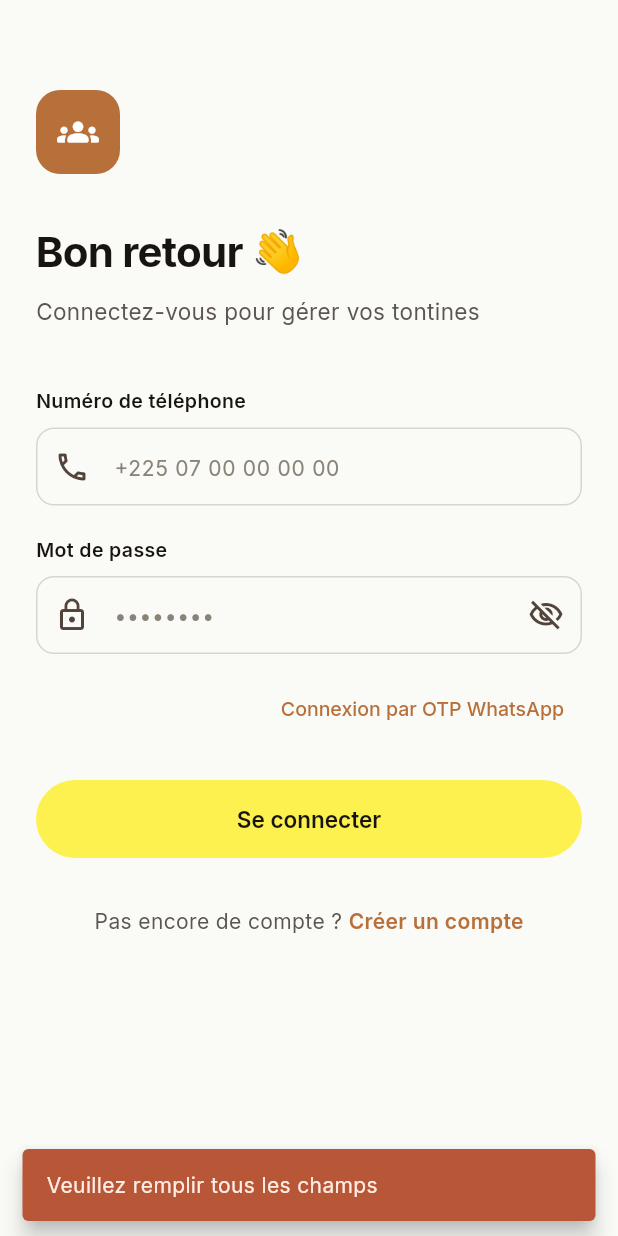
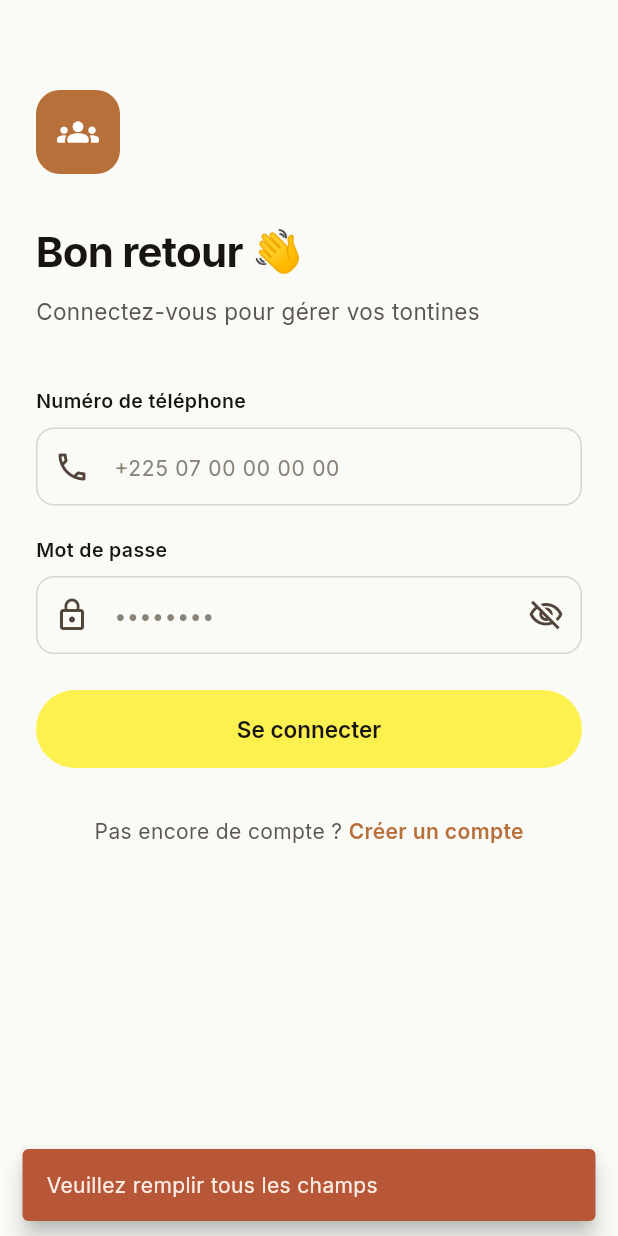
Before and after one commit to rexnigerdeus/masa-labs, a Flutter app: the screen it shows after launch, after a tap on "Se connecter", on a phone screen of 412 x 824 dp. Run offline on Flutter 3.47's test engine with Material 3 defaults, Android fonts, the phone set to English and light mode, and no system bars; drawn by our look-alikes of flutter_animate; our stand-ins replace flutter_riverpod, go_router, google_fonts, supabase_flutter; accounts and stored records are empty.

Commit message:
refactor: switch auth from WhatsApp OTP to pseudo-email + password
- Removed WhatsApp OTP/Edge Functions (Facebook config issues in CI)
- Auth now uses Supabase native email+password (free, zero external config)
- Phone number transformed to pseudo-email: 0700000000@everyday.co
- Phone remains the real identity, stored in profiles.phone
- SQL: removed otp_codes table, added normalize_phone_to_email() function
- SQL: updated handle_new_user() trigger to extract phone from email
- Flutter: removed OTP verify screen
- Flutter: added AuthService with signUp/signIn (pseudo-email)
- Flutter: router now listens to Supabase auth state stream
- Specs: updated all 4 apps to reflect pseudo-email auth
- Supabase config: disable email confirmation in dashboard

```diff
--- a/rondo/lib/core/config/supabase_config.dart
+++ b/rondo/lib/core/config/supabase_config.dart
@@ -4,7 +4,6 @@ class SupabaseConfig {
   static const String supabaseUrl = 'https://VOTRE_PROJET.supabase.co';
   static const String supabaseAnonKey = 'VOTRE_ANON_KEY';
 
-  // Edge Functions
-  static const String functionSendOtp = 'send-whatsapp-otp';
-  static const String functionVerifyOtp = 'verify-whatsapp-otp';
+  // Domaine du pseudo-email (le téléphone est transformé en email)
+  static const String pseudoEmailDomain = 'everyday.co';
 }
--- a/rondo/lib/core/router/app_router.dart
+++ b/rondo/lib/core/router/app_router.dart
@@ -1,26 +1,32 @@
 import 'package:flutter_riverpod/flutter_riverpod.dart';
 import 'package:go_router/go_router.dart';
+import 'package:supabase_flutter/supabase_flutter.dart';
 
 import '../../features/auth/screens/login_screen.dart';
 import '../../features/auth/screens/register_screen.dart';
-import '../../features/auth/screens/otp_verify_screen.dart';
+import '../../features/auth/services/auth_service.dart';
 import '../../features/tontines/screens/home_screen.dart';
 import '../../features/tontines/screens/splash_screen.dart';
 
-// Provider pour l'état d'auth
-class AuthState extends Notifier<bool> {
-  @override
-  bool build() => false;
+// Provider pour le AuthService
+final authServiceProvider = Provider((ref) => AuthService());
 
-  void login() => state = true;
-  void logout() => state = false;
-}
+// Provider qui écoute l'état d'auth Supabase
+final authStateProvider = StreamProvider<AuthState>((ref) {
+  return Supabase.instance.client.auth.onAuthStateChange;
+});
 
-final authStateProvider =
-    NotifierProvider<AuthState, bool>(AuthState.new);
+// Provider pour savoir si l'user est connecté
+final isLoggedInProvider = Provider<bool>((ref) {
+  final authState = ref.watch(authStateProvider);
+  return authState.maybeWhen(
+    data: (state) => state.session != null,
+    orElse: () => Supabase.instance.client.auth.currentSession != null,
+  );
+});
 
 final goRouterProvider = Provider<GoRouter>((ref) {
-  final isLoggedIn = ref.watch(authStateProvider);
+  final isLoggedIn = ref.watch(isLoggedInProvider);
 
   return GoRouter(
     initialLocation: '/',
@@ -38,13 +44,6 @@ final goRouterProvider = Provider<GoRouter>((ref) {
         builder: (context, state) => const RegisterScreen(),
       ),
       GoRoute(
-        path: '/verify-otp',
-        builder: (context, state) {
-          final phone = state.uri.queryParameters['phone'] ?? '';
-          return OtpVerifyScreen(phone: phone);
-        },
-      ),
-      GoRoute(
         path: '/home',
         builder: (context, state) => const HomeScreen(),
       ),
@@ -53,15 +52,14 @@ final goRouterProvider = Provider<GoRouter>((ref) {
       final loggedIn = isLoggedIn;
       final isAuthRoute = state.matchedLocation == '/' ||
           state.matchedLocation == '/login' ||
-          state.matchedLocation == '/register' ||
-          state.matchedLocation == '/verify-otp';
+          state.matchedLocation == '/register';
 
       // Si pas connecté et pas sur une route auth → rediriger vers login
       if (!loggedIn && !isAuthRoute) {
         return '/login';
       }
 
-      // Si connecté et sur une route auth → rediriger vers home
+      // Si connecté et sur une route auth (sauf splash) → rediriger vers home
       if (loggedIn && isAuthRoute && state.matchedLocation != '/') {
         return '/home';
       }
--- a/rondo/lib/features/auth/screens/login_screen.dart
+++ b/rondo/lib/features/auth/screens/login_screen.dart
@@ -1,18 +1,20 @@
 import 'package:flutter/material.dart';
+import 'package:flutter_riverpod/flutter_riverpod.dart';
 import 'package:go_router/go_router.dart';
 import 'package:google_fonts/google_fonts.dart';
 import 'package:flutter_animate/flutter_animate.dart';
 
 import '../../../core/theme/app_theme.dart';
+import '../../../core/router/app_router.dart';
 
-class LoginScreen extends StatefulWidget {
+class LoginScreen extends ConsumerStatefulWidget {
   const LoginScreen({super.key});
 
   @override
-  State<LoginScreen> createState() => _LoginScreenState();
+  ConsumerState<LoginScreen> createState() => _LoginScreenState();
 }
 
-class _LoginScreenState extends State<LoginScreen> {
+class _LoginScreenState extends ConsumerState<LoginScreen> {
   final _phoneController = TextEditingController();
   final _passwordController = TextEditingController();
   bool _isLoading = false;
@@ -34,13 +36,22 @@ class _LoginScreenState extends State<LoginScreen> {
 
     setState(() => _isLoading = true);
 
-    // TODO: Implémenter l'auth Supabase (phone + password)
-    // Pour l'instant, simulation
-    await Future.delayed(const Duration(seconds: 1));
+    try {
+      final authService = ref.read(authServiceProvider);
+      await authService.signIn(
+        phone: _phoneController.text.trim(),
+        password: _passwordController.text,
+      );
 
-    if (mounted) {
-      setState(() => _isLoading = false);
-      context.go('/home');
+      if (mounted) {
+        context.go('/home');
+      }
+    } catch (e) {
+      if (mounted) {
+        _showError('Numéro ou mot de passe incorrect');
+      }
+    } finally {
+      if (mounted) setState(() => _isLoading = false);
     }
   }
 
@@ -155,27 +166,6 @@ class _LoginScreenState extends State<LoginScreen> {
                 ),
               ).animate().fadeIn(delay: 350.ms, duration: 400.ms),
 
-              const SizedBox(height: 12),
-
-              // Option OTP
-              Align(
-                alignment: Alignment.centerRight,
-                child: TextButton(
-                  onPressed: () {
-                    // TODO: Naviguer vers OTP login
-                    context.go('/verify-otp?phone=');
-                  },
-                  child: Text(
-                    'Connexion par OTP WhatsApp',
-                    style: GoogleFonts.inter(
-                      fontSize: 13,
-                      fontWeight: FontWeight.w500,
-                      color: AppTheme.rondo,
-                    ),
-                  ),
-                ),
-              ).animate().fadeIn(delay: 400.ms, duration: 400.ms),
-
               const SizedBox(height: 24),
 
               // Login button
```
Also changed, not shown: rondo/lib/features/auth/screens/otp_verify_screen.dart (deleted, +0 -245 lines), rondo/lib/features/auth/screens/register_screen.dart (+25 -16 lines), rondo/lib/features/auth/services/auth_service.dart (added, +57 -0 lines), 2 other files.
